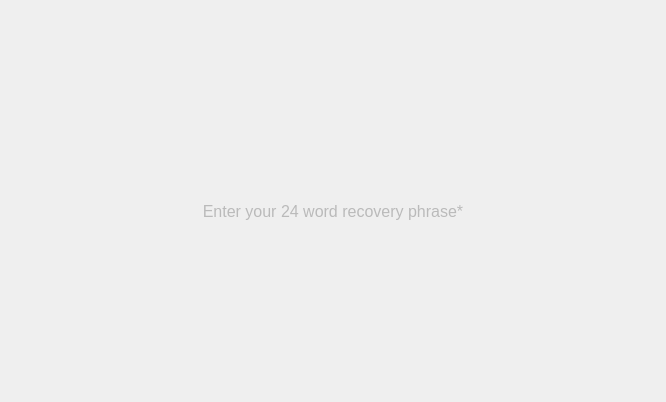
Above: src/qt/veil/forms/settingsrestoreseed.ui from Veil-Project/veil before the change. Below: the same form after it.
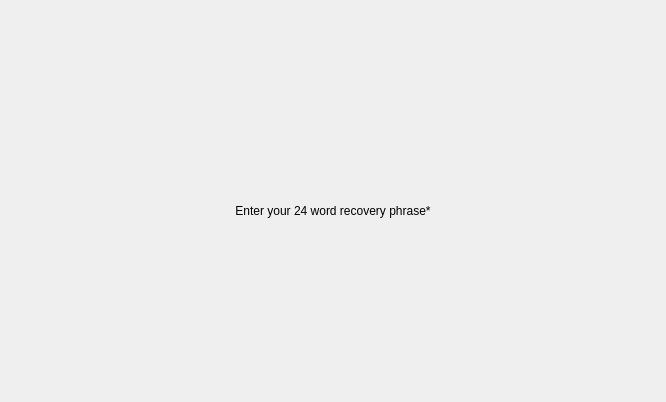
That is the form after the change.

The edit to the form file:
```diff
--- a/src/qt/veil/forms/settingsrestoreseed.ui
+++ b/src/qt/veil/forms/settingsrestoreseed.ui
@@ -50,10 +50,6 @@
      </item>
      <item>
       <widget class="QLabel" name="label_2">
-       <property name="styleSheet">
-        <string notr="true">color:#bababa;
-font-size:16px;</string>
-       </property>
        <property name="text">
         <string>Enter your 24 word recovery phrase*</string>
        </property>
```
